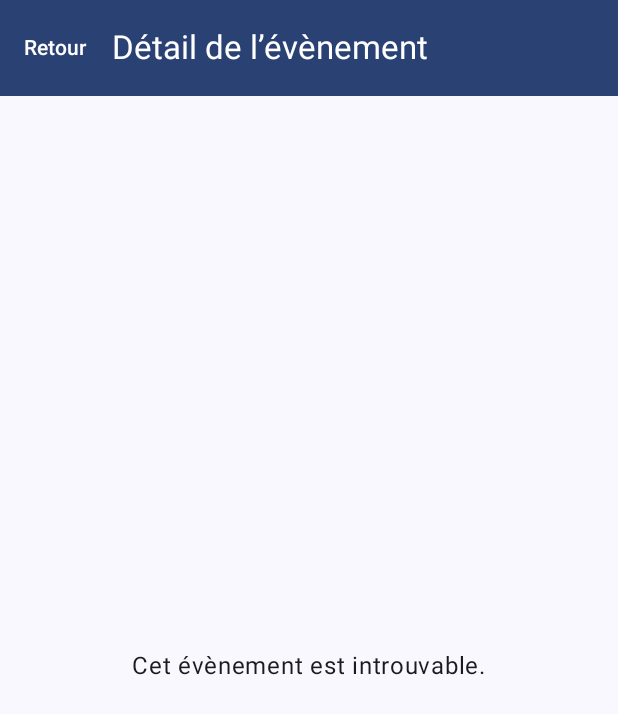
After one commit to amirahv/applications-mobiles-tp2, an Android app built with Jetpack Compose: the composable EcranDetailEvenement called with empty values, on a phone screen of 412 x 824 dp. The commit adds this screen. Shown: the top 714 px of the screen. Run offline under Robolectric (Android 15) with nearby library versions, the phone set to English and light mode, and no system bars; pictures from the network do not load.

Commit message:
creer EcranDetailEvenement.kt

```diff
--- /dev/null
+++ b/app/src/main/java/com/example/evenementsavmym/ui/evenements/EcranDetailEvenement.kt
@@ -0,0 +1,139 @@
+package com.example.evenementsavmym.ui.evenements
+
+import androidx.compose.foundation.background
+import androidx.compose.foundation.layout.Arrangement
+import androidx.compose.foundation.layout.Box
+import androidx.compose.foundation.layout.Column
+import androidx.compose.foundation.layout.fillMaxSize
+import androidx.compose.foundation.layout.fillMaxWidth
+import androidx.compose.foundation.layout.height
+import androidx.compose.foundation.layout.padding
+import androidx.compose.foundation.rememberScrollState
+import androidx.compose.foundation.shape.RoundedCornerShape
+import androidx.compose.foundation.verticalScroll
+import androidx.compose.material3.Button
+import androidx.compose.material3.Card
+import androidx.compose.material3.CircularProgressIndicator
+import androidx.compose.material3.ExperimentalMaterial3Api
+import androidx.compose.material3.MaterialTheme
+import androidx.compose.material3.Scaffold
+import androidx.compose.material3.SnackbarHost
+import androidx.compose.material3.SnackbarHostState
+import androidx.compose.material3.Text
+import androidx.compose.material3.TextButton
+import androidx.compose.material3.TopAppBar
+import androidx.compose.material3.TopAppBarDefaults
+import androidx.compose.runtime.Composable
+import androidx.compose.runtime.collectAsState
+import androidx.compose.runtime.getValue
+import androidx.compose.runtime.remember
+import androidx.compose.runtime.rememberCoroutineScope
+import androidx.compose.ui.Alignment
+import androidx.compose.ui.Modifier
+import androidx.compose.ui.draw.clip
+import androidx.compose.ui.layout.ContentScale
+import androidx.compose.ui.platform.LocalConfiguration
+import androidx.compose.ui.platform.LocalUriHandler
+import androidx.compose.ui.res.stringResource
+import androidx.compose.ui.unit.dp
+import androidx.lifecycle.viewmodel.compose.viewModel
+import com.example.evenementsavmym.R
+import com.example.evenementsavmym.modele.Evenement
+import coil3.compose.AsyncImage
+import java.text.NumberFormat
+import kotlinx.coroutines.launch
+
+@OptIn(ExperimentalMaterial3Api::class)
+@Composable
+fun EcranDetailEvenement(
+    idEvenement: String,
+    onRetour: () -> Unit,
+    modifier: Modifier = Modifier,
+    evenementsViewModel: EvenementsViewModel = viewModel()
+) {
+    // Conserve le même Flow tant que l'identifiant reste identique.
+    val fluxDetail = remember(idEvenement, evenementsViewModel) {
+        evenementsViewModel.observerDetail(idEvenement)
+    }
+
+    // L'écran observe ici les états transmis par le ViewModel.
+    val etat by fluxDetail.collectAsState(
+        initial = EtatDetailEvenement()
+    )
+
+    val evenement = etat.evenement
+    val gestionnaireLiens = LocalUriHandler.current
+    val snackbar = remember { SnackbarHostState() }
+    val scope = rememberCoroutineScope()
+    val erreurLien = stringResource(R.string.detail_erreur_billetterie)
+
+    Scaffold(
+        modifier = modifier.fillMaxSize(),
+        topBar = {
+            TopAppBar(
+                title = {
+                    Text(stringResource(R.string.detail_titre))
+                },
+                navigationIcon = {
+                    TextButton(onClick = onRetour) {
+                        Text(
+                            text = stringResource(R.string.detail_retour),
+                            color = MaterialTheme.colorScheme.onPrimary
+                        )
+                    }
+                },
+                colors = TopAppBarDefaults.topAppBarColors(
+                    containerColor = MaterialTheme.colorScheme.primary,
+                    titleContentColor = MaterialTheme.colorScheme.onPrimary
+                )
+            )
+        },
+        snackbarHost = {
+            SnackbarHost(hostState = snackbar)
+        }
+    ) { innerPadding ->
+        Box(
+            modifier = Modifier
+                .fillMaxSize()
+                .padding(innerPadding),
+            contentAlignment = Alignment.Center
+        ) {
+            when {
+                etat.chargement -> {
+                    CircularProgressIndicator()
+                }
+
+                etat.erreur -> {
+                    Text(
+                        text = stringResource(R.string.detail_erreur),
+                        color = MaterialTheme.colorScheme.error,
+                        modifier = Modifier.padding(24.dp)
+                    )
+                }
+
+                evenement == null -> {
+                    Text(
+                        text = stringResource(R.string.detail_introuvable),
+                        modifier = Modifier.padding(24.dp)
+                    )
+                }
+
+                else -> {
+                    ContenuDetailEvenement(
+                        evenement = evenement,
+                        onOuvrirBilletterie = { url ->
+                            try {
+                                gestionnaireLiens.openUri(url)
+                            } catch (e: IllegalArgumentException) {
+                                scope.launch {
+                                    snackbar.showSnackbar(erreurLien)
+                                }
+                            }
+                        },
+                        modifier = Modifier.fillMaxSize()
+                    )
+                }
+            }
+        }
+    }
+}
--- a/app/src/main/java/com/example/evenementsavmym/ui/evenements/EvenementsViewModel.kt
+++ b/app/src/main/java/com/example/evenementsavmym/ui/evenements/EvenementsViewModel.kt
@@ -117,7 +117,7 @@ class EvenementsViewModel(
                     chargement = false
                 )
             }
-            // transmet un état d’erreur si la lecture échoue. emit() envoie cet état aux observateurs.
+            // transmet un état d’erreur si la lecture échoue. emit() envoie cet état aux observateurs (l’écran de détail).
             .catch {
                 emit(
                     EtatDetailEvenement(
```
Also changed, not shown: app/src/main/res/values/strings.xml (+24 -0 lines), 1 other file.
